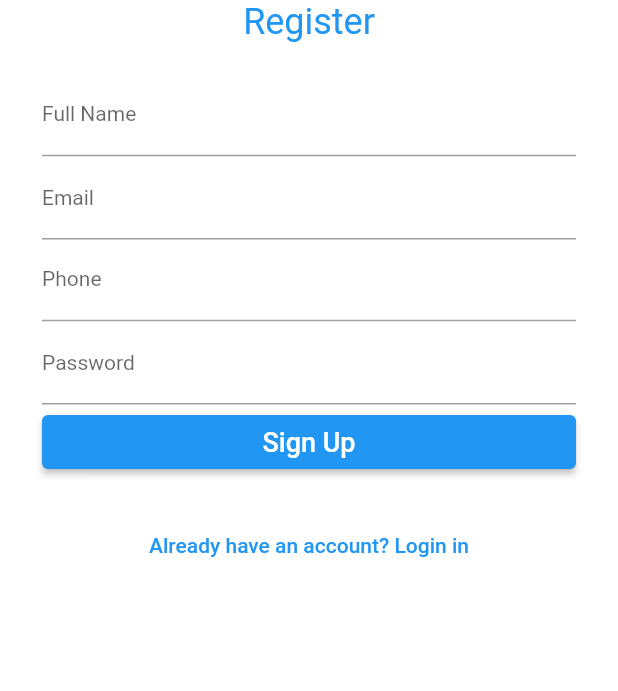
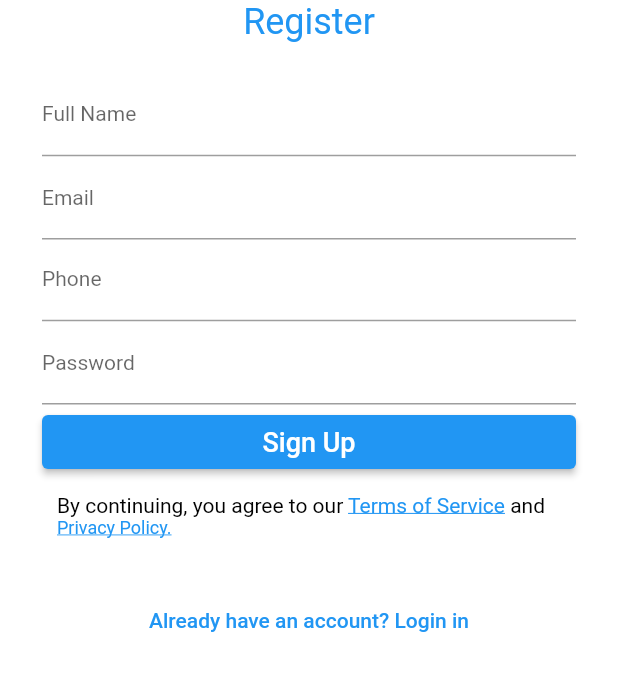
Before and after one commit to surajadkhari/ym_nmica_nicef, a Flutter app: the RegistrationWidget screen opened directly, on a phone screen of 412 x 824 dp, the part 440-1131 px from its top. Run offline on Flutter 3.47's test engine with Material 2 defaults, Android fonts, the phone set to English and light mode, and no system bars; our stand-ins replace bloc, charts_flutter, connectivity, csv, dartz, equatable and 16 more; missing offline and left inert: api_cache_manager, flutter_file_dialog, open_settings; accounts and stored records are empty; network calls fail; Roboto replaces fonts that are missing (Brand-Bold).

Commit message:
Privacy policy and sign out option added

```diff
--- a/lib/presentation/auth/registration/components/registration_widget.dart
+++ b/lib/presentation/auth/registration/components/registration_widget.dart
@@ -1,8 +1,11 @@
 import 'package:firebase_auth/firebase_auth.dart';
+import 'package:flutter/gestures.dart';
 import 'package:flutter/material.dart';
 import 'package:unicef/main.dart';
 import 'package:unicef/presentation/auth/login/login_screen.dart';
 import 'package:unicef/unicef/screens/home_screen.dart';
+import 'package:unicef/unicef/screens/information_screen.dart';
+import 'package:unicef/unicef/services/infomation_service.dart';
 import 'package:unicef/unicef/widgets/Progress.dart';
 
 class RegistrationWidget extends StatefulWidget {
@@ -25,6 +28,32 @@ class _RegistrationWidgetState extends State<RegistrationWidget> {
       TextEditingController();
 
   final _formKey = GlobalKey<FormState>();
+  InfomationService _informationService = InfomationService();
+  getTerms() async {
+    var data = await _informationService.getTerms();
+
+    Navigator.of(context).push(
+      MaterialPageRoute(
+        builder: (context) => InfomationScreen(
+          title: "Terms And Conditions",
+          information: data,
+        ),
+      ),
+    );
+  }
+
+  getPolicy() async {
+    var data = await _informationService.getPolicy();
+
+    Navigator.of(context).push(
+      MaterialPageRoute(
+        builder: (context) => InfomationScreen(
+          title: "Policies",
+          information: data,
+        ),
+      ),
+    );
+  }
 
   @override
   Widget build(BuildContext context) {
@@ -143,6 +172,8 @@ class _RegistrationWidgetState extends State<RegistrationWidget> {
                       const SizedBox(
                         height: 1.0,
                       ),
+                      Column(
+                        children: [
                           ElevatedButton(
                             style: ElevatedButton.styleFrom(
                               primary: Colors.blue,
@@ -161,6 +192,52 @@ class _RegistrationWidgetState extends State<RegistrationWidget> {
                                     fontSize: 18.0, fontFamily: "Brand-Bold"),
                               ),
                             ),
+                          ),
+                          Container(
+                            alignment: Alignment.center,
+                            padding: EdgeInsets.all(10),
+                            child: Center(
+                              child: Text.rich(
+                                TextSpan(
+                                  text: 'By continuing, you agree to our ',
+                                  style: TextStyle(
+                                      fontSize: 14, color: Colors.black),
+                                  children: <TextSpan>[
+                                    TextSpan(
+                                        text: 'Terms of Service',
+                                        style: TextStyle(
+                                          fontSize: 14,
+                                          color: Colors.blue,
+                                          decoration: TextDecoration.underline,
+                                        ),
+                                        recognizer: TapGestureRecognizer()
+                                          ..onTap = () {
+                                            getTerms();
+                                          }),
+                                    TextSpan(
+                                      text: ' and ',
+                                      style: TextStyle(
+                                          fontSize: 14, color: Colors.black),
+                                      children: <TextSpan>[
+                                        TextSpan(
+                                            text: 'Privacy Policy.',
+                                            style: TextStyle(
+                                                fontSize: 12,
+                                                color: Colors.blue,
+                                                decoration:
+                                                    TextDecoration.underline),
+                                            recognizer: TapGestureRecognizer()
+                                              ..onTap = () {
+                                                getPolicy();
+                                              })
+                                      ],
+                                    )
+                                  ],
+                                ),
+                              ),
+                            ),
+                          ),
+                        ],
                       ),
                       const SizedBox(height: 1.0),
                     ],
--- a/lib/unicef/components/drawer.dart
+++ b/lib/unicef/components/drawer.dart
@@ -115,8 +115,8 @@ class _DrawerNavigationState extends State<DrawerNavigation> {
               color: Colors.blue,
             ),
             onTap: () {
-              Navigator.of(context).push(
-                  MaterialPageRoute(builder: (context) => const HomeScreen()));
+              Navigator.pushNamedAndRemoveUntil(
+                  context, HomeScreen.screenId, (route) => false);
             },
           ),
           ListTile(
--- /dev/null
+++ b/lib/unicef/models/policy.dart
@@ -0,0 +1,15 @@
+class Policy {
+  String? introduction;
+
+  Policy({this.introduction});
+
+  Policy.fromJson(Map<String, dynamic> json) {
+    introduction = json['introduction'];
+  }
+
+  Map<String, dynamic> toJson() {
+    final Map<String, dynamic> data = new Map<String, dynamic>();
+    data['introduction'] = this.introduction;
+    return data;
+  }
+}
--- /dev/null
+++ b/lib/unicef/models/terms.dart
@@ -0,0 +1,15 @@
+class Terms {
+  String? introduction;
+
+  Terms({this.introduction});
+
+  Terms.fromJson(Map<String, dynamic> json) {
+    introduction = json['introduction'];
+  }
+
+  Map<String, dynamic> toJson() {
+    final Map<String, dynamic> data = new Map<String, dynamic>();
+    data['introduction'] = this.introduction;
+    return data;
+  }
+}
--- a/lib/unicef/repository/database_connection.dart
+++ b/lib/unicef/repository/database_connection.dart
@@ -30,6 +30,12 @@ class DataBaseConnecton {
     await db.execute(
       "CREATE TABLE demography(demography TEXT)",
     );
+    await db.execute(
+      "CREATE TABLE terms(terms TEXT)",
+    );
+    await db.execute(
+      "CREATE TABLE policy(policy TEXT)",
+    );
   }
 
   static Future _onConfigure(Database db) async {
--- a/lib/unicef/services/indicator_services.dart
+++ b/lib/unicef/services/indicator_services.dart
@@ -20,7 +20,6 @@ class IndicatorServices {
     if (response.statusCode == 200) {
       List decodedJson = json.decode(response.body);
       decodedJson.forEach((element) async {
-        print(element['name']);
         await _repository!.save('indicators', {
           'id': element['id'],
           "cluster_id": element['indicator_cluster_id'],
--- a/lib/unicef/services/infomation_service.dart
+++ b/lib/unicef/services/infomation_service.dart
@@ -20,6 +20,21 @@ class InfomationService {
     await _repository!.save('introduction', {"introduction": decodedJson});
   }
 
+  Future saveTerms() async {
+    final res = await _api!.httpGet('terms-and-conditions');
+
+    var decodedJson = json.decode(res.body)['introduction'];
+    print(decodedJson);
+    await _repository!.save('terms', {"terms": decodedJson});
+  }
+
+  Future savePolicy() async {
+    final res = await _api!.httpGet('terms-and-conditions');
+
+    var decodedJson = json.decode(res.body)['introduction'];
+    await _repository!.save('policy', {"policy": decodedJson});
+  }
+
   Future saveSurvey() async {
     final res = await _api!.httpGet('survey');
 
@@ -36,9 +51,20 @@ class InfomationService {
 
   Future getIntroduction() async {
     var res = await _repository!.getData('introduction');
-    print("RES:$res");
 
     return res[0]!['introduction'];
+  }
+
+  Future getTerms() async {
+    var res = await _repository!.getData('terms');
+
+    return res[0]!['terms'];
+  }
+
+  Future getPolicy() async {
+    var res = await _repository!.getData('policy');
+
+    return res[0]!['policy'];
   }
 
   Future getSurvey() async {
```
Also changed, not shown: lib/presentation/splash/components/splash_widget.dart (+5 -4 lines), lib/unicef/components/infomation_screen_widget.dart (+6 -2 lines), lib/unicef/screens/home_screen.dart (+19 -2 lines), lib/unicef/screens/information_screen.dart (+1 -6 lines). Lines whose indentation alone changed are shown as unchanged.
